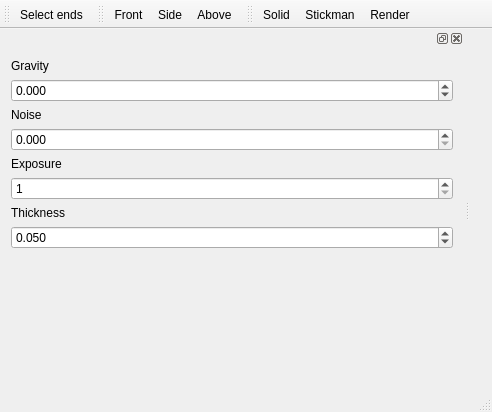
Above: src/mainwindow.ui from jhud/abtsynth before the change. Below: the same form after it.
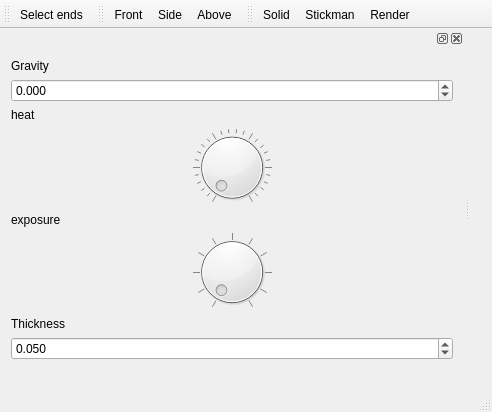
That is the form after the change. Custom widgets are drawn as their Qt base class.

Patch:
```diff
--- a/src/mainwindow.ui
+++ b/src/mainwindow.ui
@@ -75,6 +75,9 @@
    <addaction name="actionRender"/>
   </widget>
   <widget class="QDockWidget" name="parametersDock">
+   <property name="styleSheet">
+    <string notr="true"/>
+   </property>
    <attribute name="dockWidgetArea">
     <number>1</number>
    </attribute>
@@ -89,6 +92,9 @@
      </item>
      <item>
       <widget class="QDoubleSpinBox" name="gravity">
+       <property name="styleSheet">
+        <string notr="true"/>
+       </property>
        <property name="decimals">
         <number>3</number>
        </property>
@@ -106,43 +112,72 @@
      <item>
       <widget class="QLabel" name="label_2">
        <property name="text">
-        <string>Noise</string>
+        <string>heat</string>
        </property>
       </widget>
      </item>
      <item>
-      <widget class="QDoubleSpinBox" name="noise">
-       <property name="decimals">
-        <number>3</number>
+      <widget class="QDial" name="heat">
+       <property name="styleSheet">
+        <string notr="true">color: rgb(255, 255, 255);
+gridline-color: rgb(0, 85, 255);
+alternate-background-color: rgb(255, 0, 0);</string>
        </property>
        <property name="maximum">
-        <double>0.200000000000000</double>
+        <number>25</number>
        </property>
        <property name="singleStep">
-        <double>0.005000000000000</double>
+        <number>1</number>
        </property>
-       <property name="value">
-        <double>0.000000000000000</double>
+       <property name="pageStep">
+        <number>5</number>
+       </property>
+       <property name="tracking">
+        <bool>false</bool>
+       </property>
+       <property name="invertedAppearance">
+        <bool>false</bool>
+       </property>
+       <property name="invertedControls">
+        <bool>false</bool>
+       </property>
+       <property name="notchTarget">
+        <double>2.000000000000000</double>
+       </property>
+       <property name="notchesVisible">
+        <bool>true</bool>
        </property>
       </widget>
      </item>
      <item>
       <widget class="QLabel" name="label_3">
        <property name="text">
-        <string>Exposure</string>
+        <string>exposure</string>
        </property>
       </widget>
      </item>
      <item>
-      <widget class="QDoubleSpinBox" name="exposure">
-       <property name="decimals">
-        <number>0</number>
-       </property>
+      <widget class="QDial" name="exposure">
        <property name="minimum">
-        <double>1.000000000000000</double>
+        <number>1</number>
        </property>
        <property name="maximum">
-        <double>255.000000000000000</double>
+        <number>6400</number>
+       </property>
+       <property name="singleStep">
+        <number>100</number>
+       </property>
+       <property name="pageStep">
+        <number>10</number>
+       </property>
+       <property name="value">
+        <number>1</number>
+       </property>
+       <property name="notchTarget">
+        <double>0.000100000000000</double>
+       </property>
+       <property name="notchesVisible">
+        <bool>true</bool>
        </property>
       </widget>
      </item>
```
